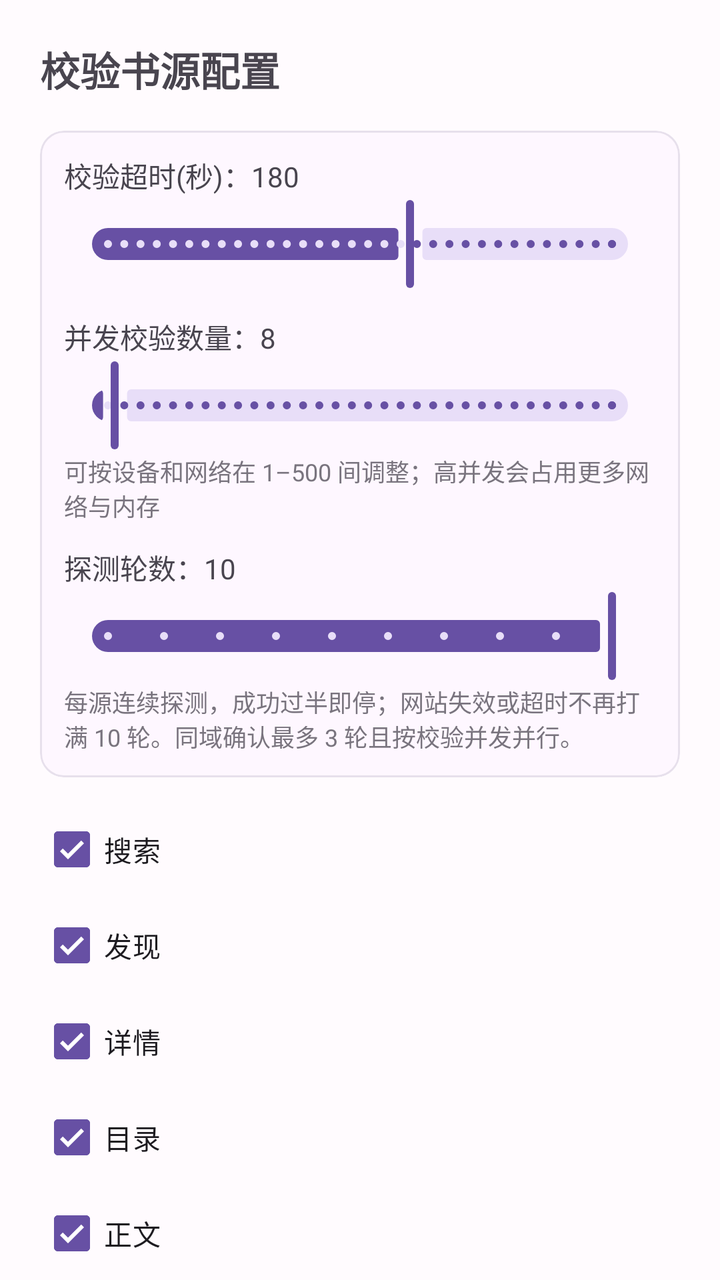
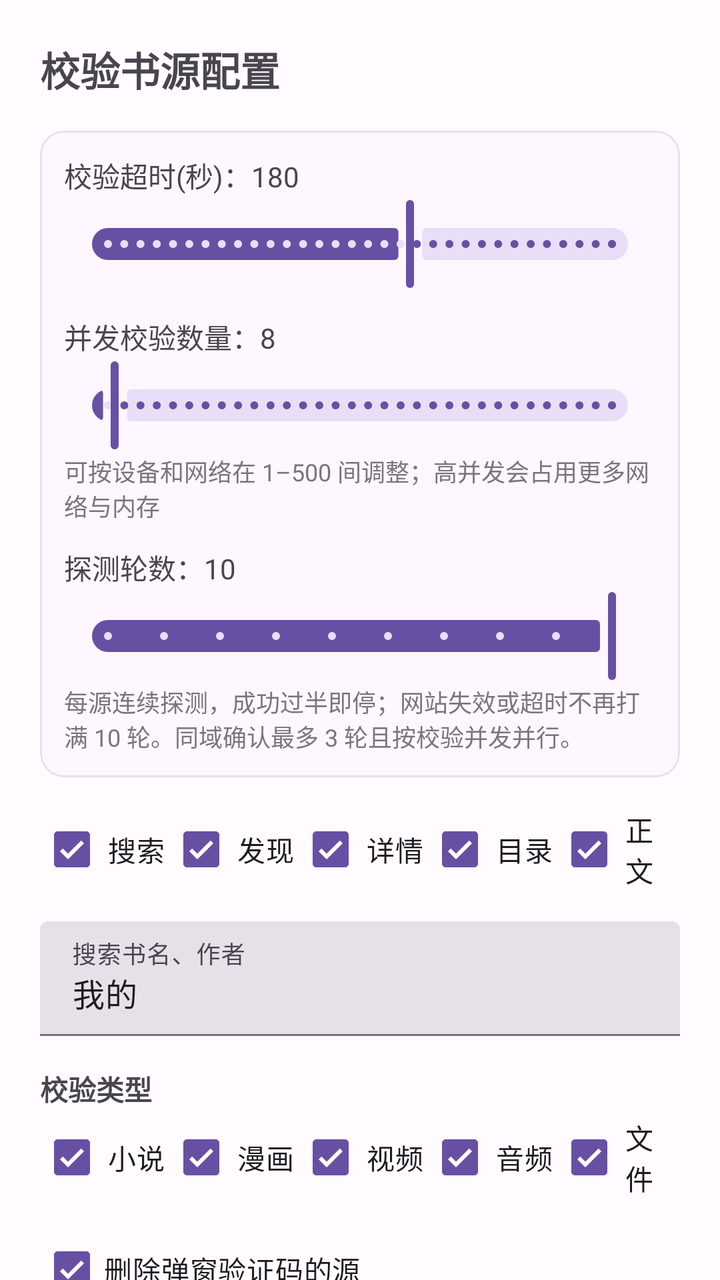

An Android layout rendered at two revisions. The XML below is the earlier revision; the diff shows what the commit changed to produce the second picture.
<!-- AndroidManifest.xml: application theme Theme.YueduDedupe -->
<!-- res/layout/dialog_check_source.xml -->
<?xml version="1.0" encoding="utf-8"?>
<androidx.core.widget.NestedScrollView xmlns:android="http://schemas.android.com/apk/res/android"
    xmlns:app="http://schemas.android.com/apk/res-auto"
    android:layout_width="match_parent"
    android:layout_height="wrap_content"
    android:fillViewport="true">

    <LinearLayout
        android:layout_width="match_parent"
        android:layout_height="wrap_content"
        android:orientation="vertical"
        android:padding="20dp">

        <TextView
            android:layout_width="match_parent"
            android:layout_height="wrap_content"
            android:text="@string/check_source_config"
            android:textSize="20sp"
            android:textStyle="bold" />

        <com.google.android.material.card.MaterialCardView
            android:layout_width="match_parent"
            android:layout_height="wrap_content"
            android:layout_marginTop="16dp"
            app:cardElevation="0dp"
            app:strokeWidth="1dp"
            app:strokeColor="@color/md_theme_surface_variant">

            <LinearLayout
                android:layout_width="match_parent"
                android:layout_height="wrap_content"
                android:orientation="vertical"
                android:padding="12dp">

                <TextView
                    android:id="@+id/tvTimeoutLabel"
                    android:layout_width="match_parent"
                    android:layout_height="wrap_content"
                    android:text="校验超时(秒)：180" />

                <com.google.android.material.slider.Slider
                    android:id="@+id/sliderTimeout"
                    android:layout_width="match_parent"
                    android:layout_height="wrap_content"
                    android:valueFrom="0"
                    android:valueTo="300"
                    android:stepSize="1"
                    android:value="180" />

                <TextView
                    android:id="@+id/tvCheckConcurrencyLabel"
                    android:layout_width="match_parent"
                    android:layout_height="wrap_content"
                    android:layout_marginTop="12dp"
                    android:text="并发校验数量：8" />

                <com.google.android.material.slider.Slider
                    android:id="@+id/sliderCheckConcurrency"
                    android:layout_width="match_parent"
                    android:layout_height="wrap_content"
                    android:valueFrom="1"
                    android:valueTo="500"
                    android:stepSize="1"
                    android:value="8" />

                <TextView
                    android:layout_width="match_parent"
                    android:layout_height="wrap_content"
                    android:text="可按设备和网络在 1–500 间调整；高并发会占用更多网络与内存"
                    android:textColor="@color/md_theme_outline"
                    android:textSize="12sp" />

                <TextView
                    android:id="@+id/tvProbeRoundsLabel"
                    android:layout_width="match_parent"
                    android:layout_height="wrap_content"
                    android:layout_marginTop="12dp"
                    android:text="探测轮数：10" />

                <com.google.android.material.slider.Slider
                    android:id="@+id/sliderProbeRounds"
                    android:layout_width="match_parent"
                    android:layout_height="wrap_content"
                    android:valueFrom="1"
                    android:valueTo="10"
                    android:stepSize="1"
                    android:value="10" />

                <TextView
                    android:layout_width="match_parent"
                    android:layout_height="wrap_content"
                    android:text="每源连续探测，成功过半即停；网站失效或超时不再打满 10 轮。同域确认最多 3 轮且按校验并发并行。"
                    android:textColor="@color/md_theme_outline"
                    android:textSize="12sp" />
            </LinearLayout>
        </com.google.android.material.card.MaterialCardView>

        <com.google.android.material.checkbox.MaterialCheckBox
            android:id="@+id/cbSearch"
            android:layout_width="match_parent"
            android:layout_height="wrap_content"
            android:layout_marginTop="12dp"
            android:checked="true"
            android:text="@string/search" />

        <com.google.android.material.checkbox.MaterialCheckBox
            android:id="@+id/cbDiscovery"
            android:layout_width="match_parent"
            android:layout_height="wrap_content"
            android:checked="true"
            android:text="@string/discovery" />

        <com.google.android.material.checkbox.MaterialCheckBox
            android:id="@+id/cbInfo"
            android:layout_width="match_parent"
            android:layout_height="wrap_content"
            android:checked="true"
            android:text="@string/source_tab_info" />

        <com.google.android.material.checkbox.MaterialCheckBox
            android:id="@+id/cbCategory"
            android:layout_width="match_parent"
            android:layout_height="wrap_content"
            android:checked="true"
            android:text="@string/chapter_list" />

        <com.google.android.material.checkbox.MaterialCheckBox
            android:id="@+id/cbContent"
            android:layout_width="match_parent"
            android:layout_height="wrap_content"
            android:checked="true"
            android:text="@string/source_tab_content" />

        <com.google.android.material.textfield.TextInputLayout
            android:id="@+id/tilCheckKeyword"
            style="@style/Widget.Material3.TextInputLayout.FilledBox"
            android:layout_width="match_parent"
            android:layout_height="wrap_content"
            android:layout_marginTop="12dp"
            android:hint="@string/check_source_keyword"
            app:boxBackgroundMode="filled">

            <com.google.android.material.textfield.TextInputEditText
                android:id="@+id/etCheckKeyword"
                android:layout_width="match_parent"
                android:layout_height="wrap_content"
                android:importantForAutofill="no"
                android:inputType="text"
                android:maxLines="1"
                android:text="@string/check_source_keyword_default" />
        </com.google.android.material.textfield.TextInputLayout>

        <TextView
            android:layout_width="match_parent"
            android:layout_height="wrap_content"
            android:layout_marginTop="16dp"
            android:text="@string/check_source_kinds"
            android:textStyle="bold" />

        <LinearLayout
            android:layout_width="match_parent"
            android:layout_height="wrap_content"
            android:orientation="horizontal">

            <com.google.android.material.checkbox.MaterialCheckBox
                android:id="@+id/cbKindNovel"
                android:layout_width="wrap_content"
                android:layout_height="wrap_content"
                android:layout_marginEnd="8dp"
                android:checked="true"
                android:text="@string/kind_novel" />

            <com.google.android.material.checkbox.MaterialCheckBox
                android:id="@+id/cbKindComic"
                android:layout_width="wrap_content"
                android:layout_height="wrap_content"
                android:layout_marginEnd="8dp"
                android:checked="true"
                android:text="@string/kind_comic" />

            <com.google.android.material.checkbox.MaterialCheckBox
                android:id="@+id/cbKindVideo"
                android:layout_width="wrap_content"
                android:layout_height="wrap_content"
                android:checked="true"
                android:text="@string/kind_video" />
        </LinearLayout>

        <LinearLayout
            android:layout_width="match_parent"
            android:layout_height="wrap_content"
            android:orientation="horizontal">

            <com.google.android.material.checkbox.MaterialCheckBox
                android:id="@+id/cbKindAudio"
                android:layout_width="wrap_content"
                android:layout_height="wrap_content"
                android:layout_marginEnd="8dp"
                android:checked="true"
                android:text="@string/kind_audio" />

            <com.google.android.material.checkbox.MaterialCheckBox
                android:id="@+id/cbKindFile"
                android:layout_width="wrap_content"
                android:layout_height="wrap_content"
                android:checked="true"
                android:text="@string/kind_file" />
        </LinearLayout>

        <LinearLayout
            android:layout_width="match_parent"
            android:layout_height="wrap_content"
            android:layout_marginTop="16dp"
            android:gravity="end"
            android:orientation="horizontal">

            <com.google.android.material.button.MaterialButton
                android:id="@+id/btnReset"
                style="@style/Widget.Material3.Button.TextButton"
                android:layout_width="wrap_content"
                android:layout_height="wrap_content"
                android:text="@string/reset_defaults" />

            <View
                android:layout_width="0dp"
                android:layout_height="0dp"
                android:layout_weight="1" />

            <com.google.android.material.button.MaterialButton
                android:id="@+id/btnCancel"
                style="@style/Widget.Material3.Button.TextButton"
                android:layout_width="wrap_content"
                android:layout_height="wrap_content"
                android:text="@string/cancel" />

            <com.google.android.material.button.MaterialButton
                android:id="@+id/btnOk"
                android:layout_width="wrap_content"
                android:layout_height="wrap_content"
                android:text="@string/ok" />
        </LinearLayout>
    </LinearLayout>
</androidx.core.widget.NestedScrollView>
<!-- resources referenced by this layout -->
<resources>
  <color name="md_theme_outline">#79747E</color>
  <color name="md_theme_surface_variant">#E7E0EC</color>
  <string name="cancel">取消</string>
  <string name="chapter_list">目录</string>
  <string name="check_source_config">校验书源配置</string>
  <string name="check_source_keyword">搜索书名、作者</string>
  <string name="check_source_keyword_default">我的</string>
  <string name="check_source_kinds">校验类型</string>
  <string name="discovery">发现</string>
  <string name="kind_audio">音频</string>
  <string name="kind_comic">漫画</string>
  <string name="kind_file">文件</string>
  <string name="kind_novel">小说</string>
  <string name="kind_video">视频</string>
  <string name="ok">确定</string>
  <string name="reset_defaults">重置默认</string>
  <string name="search">搜索</string>
  <string name="source_tab_content">正文</string>
  <string name="source_tab_info">详情</string>
  <style name="Theme.YueduDedupe" parent="Theme.Material3.Light.NoActionBar">
          <item name="colorPrimary">@color/md_theme_primary</item>
          <item name="colorOnPrimary">@color/md_theme_on_primary</item>
          <item name="colorPrimaryContainer">@color/md_theme_primary_container</item>
          <item name="colorSecondary">@color/md_theme_secondary</item>
          <item name="android:statusBarColor">@color/md_theme_surface</item>
          <item name="android:navigationBarColor">@color/md_theme_surface</item>
          <item name="android:windowLightStatusBar">true</item>
          <item name="android:windowBackground">@color/md_theme_background</item>
      </style>
  <color name="md_theme_primary">#6750A4</color>
  <color name="md_theme_on_primary">#FFFFFF</color>
  <color name="md_theme_primary_container">#EADDFF</color>
  <color name="md_theme_secondary">#625B71</color>
  <color name="md_theme_surface">#FFFBFE</color>
  <color name="md_theme_background">#FFFBFE</color>
</resources>

<!-- the commit's change to res/layout/dialog_check_source.xml (unified diff, before → after) -->
@@ -95,41 +95,63 @@
             </LinearLayout>
         </com.google.android.material.card.MaterialCardView>
 
-        <com.google.android.material.checkbox.MaterialCheckBox
-            android:id="@+id/cbSearch"
+        <LinearLayout
             android:layout_width="match_parent"
             android:layout_height="wrap_content"
             android:layout_marginTop="12dp"
-            android:checked="true"
-            android:text="@string/search" />
-
-        <com.google.android.material.checkbox.MaterialCheckBox
-            android:id="@+id/cbDiscovery"
-            android:layout_width="match_parent"
-            android:layout_height="wrap_content"
-            android:checked="true"
-            android:text="@string/discovery" />
-
-        <com.google.android.material.checkbox.MaterialCheckBox
-            android:id="@+id/cbInfo"
-            android:layout_width="match_parent"
-            android:layout_height="wrap_content"
-            android:checked="true"
-            android:text="@string/source_tab_info" />
-
-        <com.google.android.material.checkbox.MaterialCheckBox
-            android:id="@+id/cbCategory"
-            android:layout_width="match_parent"
-            android:layout_height="wrap_content"
-            android:checked="true"
-            android:text="@string/chapter_list" />
-
-        <com.google.android.material.checkbox.MaterialCheckBox
-            android:id="@+id/cbContent"
-            android:layout_width="match_parent"
-            android:layout_height="wrap_content"
-            android:checked="true"
-            android:text="@string/source_tab_content" />
+            android:gravity="center"
+            android:orientation="horizontal">
+
+            <com.google.android.material.checkbox.MaterialCheckBox
+                android:id="@+id/cbSearch"
+                android:layout_width="wrap_content"
+                android:layout_height="wrap_content"
+                android:minWidth="0dp"
+                android:paddingStart="2dp"
+                android:paddingEnd="2dp"
+                android:checked="true"
+                android:text="@string/search" />
+
+            <com.google.android.material.checkbox.MaterialCheckBox
+                android:id="@+id/cbDiscovery"
+                android:layout_width="wrap_content"
+                android:layout_height="wrap_content"
+                android:minWidth="0dp"
+                android:paddingStart="2dp"
+                android:paddingEnd="2dp"
+                android:checked="true"
+                android:text="@string/discovery" />
+
+            <com.google.android.material.checkbox.MaterialCheckBox
+                android:id="@+id/cbInfo"
+                android:layout_width="wrap_content"
+                android:layout_height="wrap_content"
+                android:minWidth="0dp"
+                android:paddingStart="2dp"
+                android:paddingEnd="2dp"
+                android:checked="true"
+                android:text="@string/source_tab_info" />
+
+            <com.google.android.material.checkbox.MaterialCheckBox
+                android:id="@+id/cbCategory"
+                android:layout_width="wrap_content"
+                android:layout_height="wrap_content"
+                android:minWidth="0dp"
+                android:paddingStart="2dp"
+                android:paddingEnd="2dp"
+                android:checked="true"
+                android:text="@string/chapter_list" />
+
+            <com.google.android.material.checkbox.MaterialCheckBox
+                android:id="@+id/cbContent"
+                android:layout_width="wrap_content"
+                android:layout_height="wrap_content"
+                android:minWidth="0dp"
+                android:paddingStart="2dp"
+                android:paddingEnd="2dp"
+                android:checked="true"
+                android:text="@string/source_tab_content" />
+        </LinearLayout>
 
         <com.google.android.material.textfield.TextInputLayout
             android:id="@+id/tilCheckKeyword"
@@ -160,13 +182,16 @@
         <LinearLayout
             android:layout_width="match_parent"
             android:layout_height="wrap_content"
+            android:gravity="center"
             android:orientation="horizontal">
 
             <com.google.android.material.checkbox.MaterialCheckBox
                 android:id="@+id/cbKindNovel"
                 android:layout_width="wrap_content"
                 android:layout_height="wrap_content"
-                android:layout_marginEnd="8dp"
+                android:minWidth="0dp"
+                android:paddingStart="2dp"
+                android:paddingEnd="2dp"
                 android:checked="true"
                 android:text="@string/kind_novel" />
 
@@ -174,7 +199,9 @@
                 android:id="@+id/cbKindComic"
                 android:layout_width="wrap_content"
                 android:layout_height="wrap_content"
-                android:layout_marginEnd="8dp"
+                android:minWidth="0dp"
+                android:paddingStart="2dp"
+                android:paddingEnd="2dp"
                 android:checked="true"
                 android:text="@string/kind_comic" />
 
@@ -182,20 +209,19 @@
                 android:id="@+id/cbKindVideo"
                 android:layout_width="wrap_content"
                 android:layout_height="wrap_content"
+                android:minWidth="0dp"
+                android:paddingStart="2dp"
+                android:paddingEnd="2dp"
                 android:checked="true"
                 android:text="@string/kind_video" />
-        </LinearLayout>
-
-        <LinearLayout
-            android:layout_width="match_parent"
-            android:layout_height="wrap_content"
-            android:orientation="horizontal">
 
             <com.google.android.material.checkbox.MaterialCheckBox
                 android:id="@+id/cbKindAudio"
                 android:layout_width="wrap_content"
                 android:layout_height="wrap_content"
-                android:layout_marginEnd="8dp"
+                android:minWidth="0dp"
+                android:paddingStart="2dp"
+                android:paddingEnd="2dp"
                 android:checked="true"
                 android:text="@string/kind_audio" />
 
@@ -203,9 +229,20 @@
                 android:id="@+id/cbKindFile"
                 android:layout_width="wrap_content"
                 android:layout_height="wrap_content"
+                android:minWidth="0dp"
+                android:paddingStart="2dp"
+                android:paddingEnd="2dp"
                 android:checked="true"
                 android:text="@string/kind_file" />
         </LinearLayout>
+
+        <com.google.android.material.checkbox.MaterialCheckBox
+            android:id="@+id/cbDeleteCaptcha"
+            android:layout_width="match_parent"
+            android:layout_height="wrap_content"
+            android:layout_marginTop="8dp"
+            android:checked="true"
+            android:text="@string/delete_captcha" />
 
         <LinearLayout
             android:layout_width="match_parent"
<!-- resource entries referenced after the edit -->
@@ -8,6 +8,7 @@
   <string name="check_source_keyword">搜索书名、作者</string>
   <string name="check_source_keyword_default">我的</string>
   <string name="check_source_kinds">校验类型</string>
+  <string name="delete_captcha">删除弹窗验证码的源</string>
   <string name="discovery">发现</string>
   <string name="kind_audio">音频</string>
   <string name="kind_comic">漫画</string>
